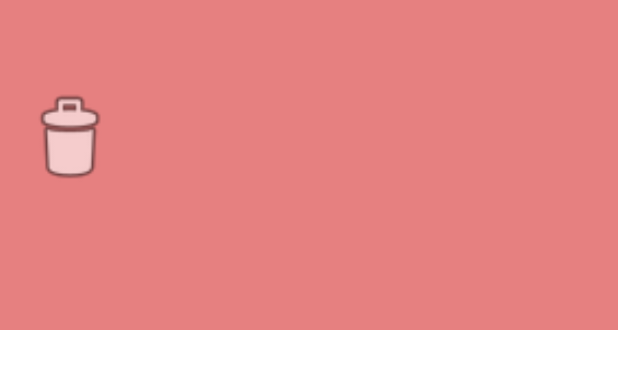
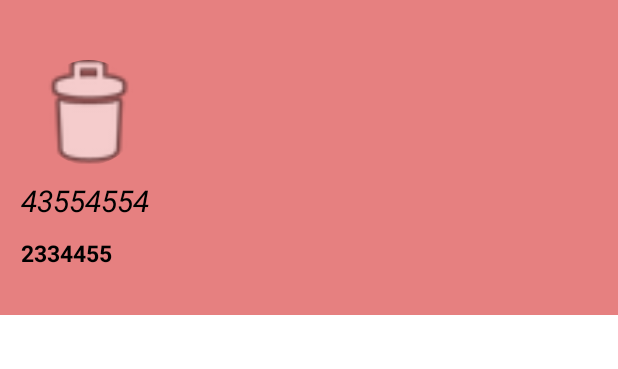
Before and after one commit to awedday/GPSWhEre, an Android app: the layout header_layout.xml on its own in the app's theme, with its tools: preview values and no code run, on a phone screen of 412 x 824 dp. Shown: the top 369 px of the screen. Run offline under Robolectric (Android 15) with nearby library versions, the phone set to English and light mode, and no system bars.

Commit message:
рег,вх,вариф,местополож

```diff
--- a/app/src/main/java/com/example/gpswhere/SideActivity.java
+++ b/app/src/main/java/com/example/gpswhere/SideActivity.java
@@ -39,6 +39,8 @@ import com.yandex.mapkit.location.LocationStatus;
 import com.yandex.mapkit.map.CameraPosition;
 import com.yandex.mapkit.mapview.MapView;
 
+import de.hdodenhof.circleimageview.CircleImageView;
+
 public class SideActivity extends AppCompatActivity {
 
 
@@ -57,7 +59,7 @@ public class SideActivity extends AppCompatActivity {
     String current_user_imageUrl;
 
     TextView textViewName, textViewCode;
-    ImageView imageViewImage;
+    CircleImageView imageViewImage;
 
 
     private static final String API_KEY = "86b62060-f681-42c8-bbf8-7010ad40d4a6";
--- a/app/src/main/res/layout/header_layout.xml
+++ b/app/src/main/res/layout/header_layout.xml
@@ -2,16 +2,18 @@
 <LinearLayout xmlns:android="http://schemas.android.com/apk/res/android"
     xmlns:app="http://schemas.android.com/apk/res-auto"
     android:layout_width="match_parent"
-    android:layout_height="220dp"
+    android:layout_height="210dp"
     android:orientation="vertical"
-    android:padding="11dp"
+    android:padding="14dp"
     android:background="#E68080"
     android:gravity="center_vertical">
 
-    <ImageView
+    <de.hdodenhof.circleimageview.CircleImageView
         android:id="@+id/imageViewPhoto"
-        android:layout_width="70dp"
-        android:layout_height="70dp"
+        android:layout_width="90dp"
+        android:layout_height="90dp"
+        android:paddingTop="10dp"
+        android:paddingBottom="10dp"
         app:srcCompat = "@android:drawable/ic_menu_delete"
         />
 
@@ -19,16 +21,20 @@
         android:id="@+id/textViewName"
         android:layout_width="wrap_content"
         android:layout_height="wrap_content"
-        android:text=""
-        android:textSize="15sp"
-        android:textStyle="italic"
-        android:textColor="@color/black"/>
+        android:paddingBottom="5dp"
+        android:text="43554554"
+        android:textColor="@color/black"
+        android:textSize="20sp"
+        android:textStyle="italic" />
+
     <TextView
         android:id="@+id/textViewCode"
         android:layout_width="wrap_content"
         android:layout_height="wrap_content"
-        android:text=""
-        android:textSize="10sp"
-        android:textStyle="bold"/>
+        android:paddingTop="5dp"
+        android:text="2334455"
+        android:textColor="@color/black"
+        android:textSize="15sp"
+        android:textStyle="bold" />
 
 </LinearLayout>
--- a/app/src/main/res/menu/navigation_items.xml
+++ b/app/src/main/res/menu/navigation_items.xml
@@ -18,9 +18,9 @@
 
     <item
         android:id="@+id/nav_shareLoc"
-        android:title="ishare Location"/>
+        android:title="Где я?"/>
 
     <item
         android:id="@+id/nav_signOut"
-        android:title="Sign Out"/>
+        android:title="Выход"/>
 </menu>
--- a/app/src/main/res/values-night/themes.xml
+++ b/app/src/main/res/values-night/themes.xml
@@ -11,6 +11,8 @@
         <item name="colorOnSecondary">@color/black</item>
         <!-- Status bar color. -->
         <item name="android:statusBarColor">?attr/colorPrimaryVariant</item>
+        <item name="windowActionBar">false</item>
+        <item name="windowNoTitle">true</item>
         <!-- Customize your theme here. -->
     </style>
 </resources>
--- a/app/src/main/res/values/themes.xml
+++ b/app/src/main/res/values/themes.xml
@@ -11,6 +11,8 @@
         <item name="colorOnSecondary">@color/black</item>
         <!-- Status bar color. -->
         <item name="android:statusBarColor">?attr/colorPrimaryVariant</item>
+        <item name="windowActionBar">false</item>
+        <item name="windowNoTitle">true</item>
         <!-- Customize your theme here. -->
     </style>
 </resources>
```
Also changed, not shown: app/src/main/java/com/example/gpswhere/LoginActivity.java (+13 -4 lines), app/src/main/java/com/example/gpswhere/RegisterActivity.java (+27 -3 lines).
